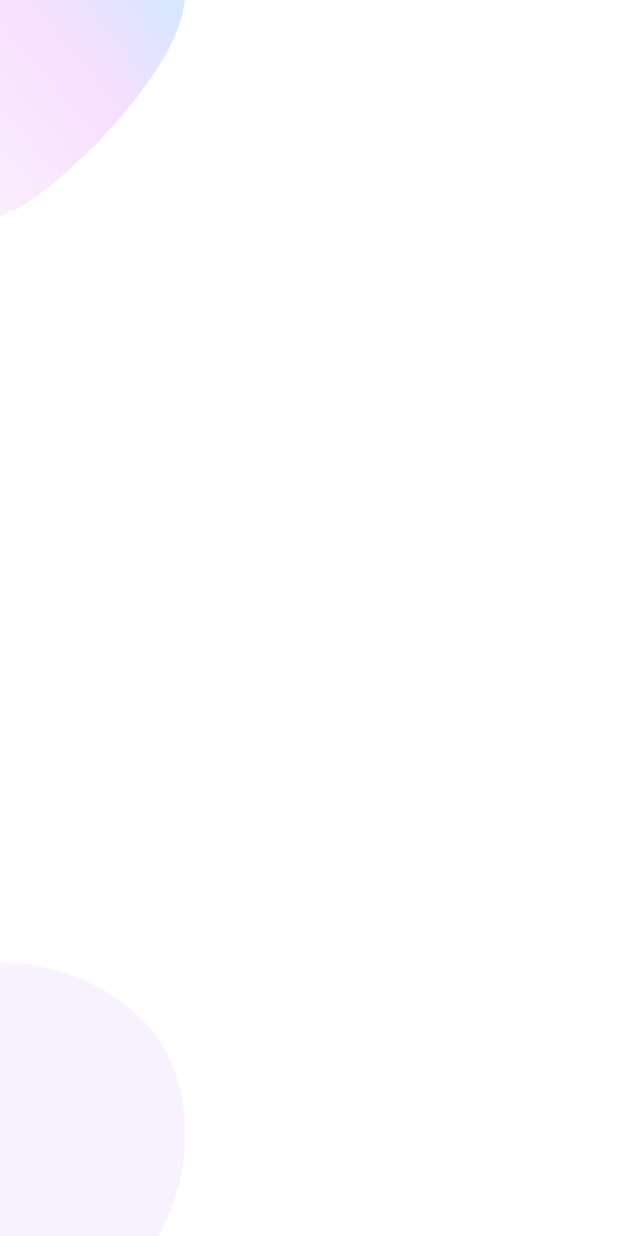
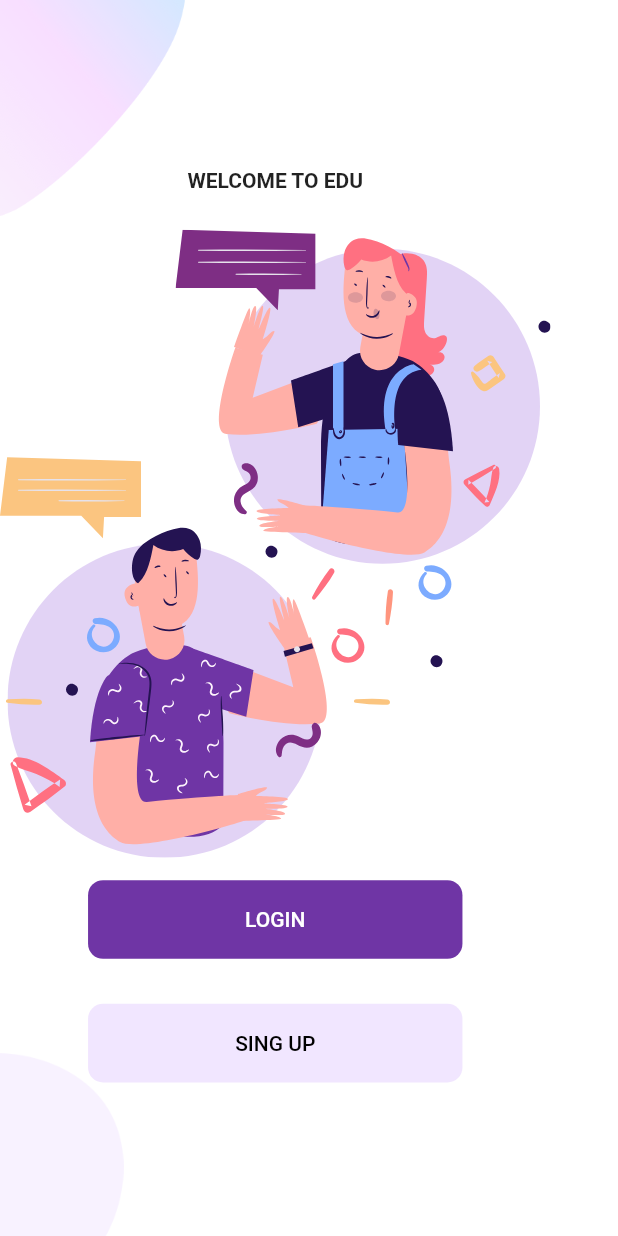
Before and after one commit to ArincSenturk/auth_screen_example, a Flutter app: the screen it shows after launch, on a phone screen of 412 x 824 dp. Run offline on Flutter 3.47's test engine with Material 2 defaults, Android fonts, the phone set to English and light mode, and no system bars; our stand-ins replace flutter_svg.

Commit message:
welcome screen
welcome screen completed.

```diff
--- /dev/null
+++ b/lib/Screens/Welcome/components/background.dart
@@ -0,0 +1,40 @@
+import 'package:flutter/material.dart';
+
+class Background extends StatelessWidget {
+  final Widget child;
+  const Background({
+    super.key, required this.child,
+
+  });
+
+
+
+  @override
+  Widget build(BuildContext context) {
+    Size size = MediaQuery.of(context).size; // this size provide us total height and width of our screen
+    return Container(
+      height: size.height,
+      width:  double.infinity,
+      child: Stack(
+        children: [
+          Positioned(
+            top:0,
+            left: 0,
+
+          child: Image.asset("assets/images/main_top.png",
+          width: size.width * 0.3,
+          )
+          ),
+          Positioned(
+          bottom: 0,
+          left: 0,
+          child: Image.asset("assets/images/main_bottom.png",
+          width: size.width * 0.2,
+          )
+          ),
+          child,
+        ],
+      ),
+    );
+  }
+}
--- a/lib/Screens/Welcome/components/body.dart
+++ b/lib/Screens/Welcome/components/body.dart
@@ -1,32 +1,38 @@
+import 'package:auth_screen_example/Screens/Welcome/components/background.dart';
+import 'package:auth_screen_example/components/rounded_button.dart';
+import 'package:auth_screen_example/constants.dart';
 import 'package:flutter/material.dart';
+import 'package:flutter_svg/flutter_svg.dart';
 
 class Body extends StatelessWidget{
   @override
   Widget build(BuildContext context){
-    Size size = MediaQuery.of(context).size; // this size provide us total height and width of our screen
-    return Container(
-      height: size.height,
-      width:  double.infinity,
-      child: Stack(
-        children: [
-          Positioned(
-            top:0,
-            left: 0,
+    Size size = MediaQuery.of(context).size;
 
-          child: Image.asset("assets/images/main_top.png",
-          width: size.width * 0.3,
-          )
-          ),
-          Positioned(
-          bottom: 0,
-          left: 0,
-          child: Image.asset("assets/images/main_bottom.png",
-          width: size.width * 0.3,
-          )
-          )
-        ],
-      ),
-    );
+    return Background(
+      child: Column(
+        mainAxisAlignment: MainAxisAlignment.center,
+        children: <Widget>[
+         SizedBox(height: size.height *0.03,),
+        Text("WELCOME TO EDU",
+        style: TextStyle(fontWeight: FontWeight.bold),
+        ),
+        SizedBox(height: size.height *0.03,),
+        SvgPicture.asset(
+        "assets/icons/chat.svg",
+
+        ),
+        RoundedButton( text: "LOGIN",
+        press: () {},
+        ),
+        RoundedButton( text: "SING UP",
+        color: kPrimaryLightColor,
+        textColor:  Colors.black,
+        press: () {},
+        )
+        ]
+        ),
+        );
   }
 
 
--- /dev/null
+++ b/lib/components/rounded_button.dart
@@ -0,0 +1,42 @@
+import 'package:auth_screen_example/constants.dart';
+import 'package:flutter/material.dart';
+
+class RoundedButton extends StatelessWidget {
+  final String text;
+  final VoidCallback press;
+  final Color color,
+  textColor;
+
+  const RoundedButton({
+    super.key,
+
+   required this.text,
+   required this.press,
+   this.color = kPrimaryColor,
+    this.textColor = Colors.white,
+  });
+
+
+
+  @override
+  Widget build(BuildContext context) {
+    Size size = MediaQuery.of(context).size;
+    return Container(
+      width: size.width *0.8,
+      height: size.width *0.2,
+      child: Padding(
+        padding:EdgeInsets.symmetric(vertical: 15, horizontal: 40),
+        child: TextButton(
+        style: TextButton.styleFrom(backgroundColor: color,
+        shape: RoundedRectangleBorder(
+                borderRadius: BorderRadius.circular(10), // Yuvarlaklık derecesi
+              ),) ,
+        onPressed: press,
+        child: Text(text,
+        style: TextStyle(color:textColor),
+        )
+        ),
+      ),
+    );
+  }
+}
```
